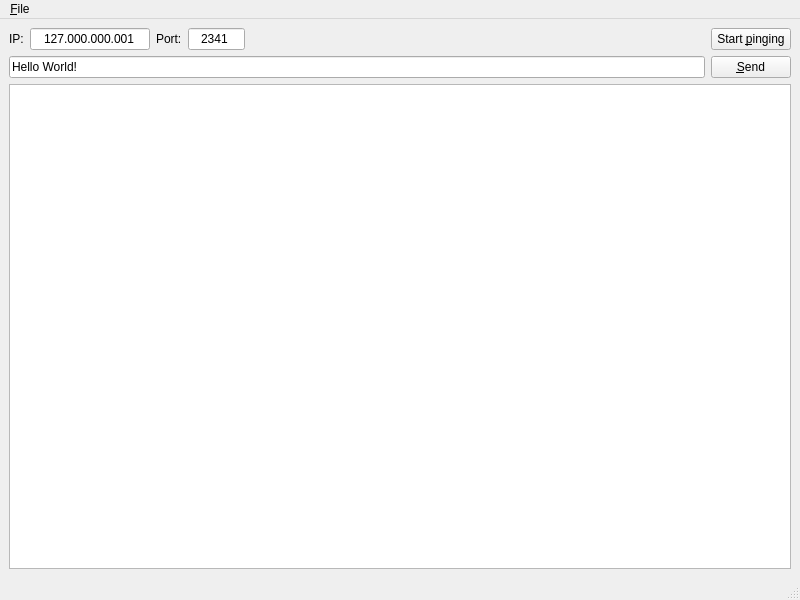
Qt form udpuncher.ui (piotr152/udpuncher) before a commit.
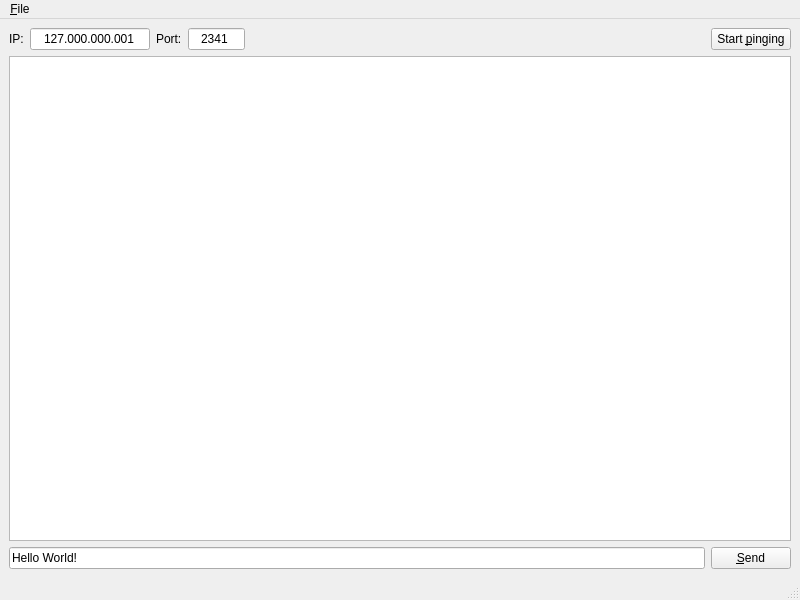
The same form after that commit.

Commit message: rearranged form

Patch:
```diff
--- a/udpuncher.ui
+++ b/udpuncher.ui
@@ -94,24 +94,6 @@
       </item>
      </layout>
     </item>
-    <item>
-     <layout class="QHBoxLayout" name="horizontalLayout_2">
-      <item>
-       <widget class="QLineEdit" name="lineEdit_Message">
-        <property name="text">
-         <string>Hello World!</string>
-        </property>
-       </widget>
-      </item>
-      <item>
-       <widget class="QPushButton" name="pushButton_Connect">
-        <property name="text">
-         <string>&amp;Send</string>
-        </property>
-       </widget>
-      </item>
-     </layout>
-    </item>
     <item>
      <widget class="QTextEdit" name="textEdit_Output">
       <property name="html">
@@ -123,6 +105,24 @@
       </property>
      </widget>
     </item>
+    <item>
+     <layout class="QHBoxLayout" name="horizontalLayout_2">
+      <item>
+       <widget class="QLineEdit" name="lineEdit_Message">
+        <property name="text">
+         <string>Hello World!</string>
+        </property>
+       </widget>
+      </item>
+      <item>
+       <widget class="QPushButton" name="pushButton_Connect">
+        <property name="text">
+         <string>&amp;Send</string>
+        </property>
+       </widget>
+      </item>
+     </layout>
+    </item>
    </layout>
   </widget>
   <widget class="QMenuBar" name="menubar">
```
